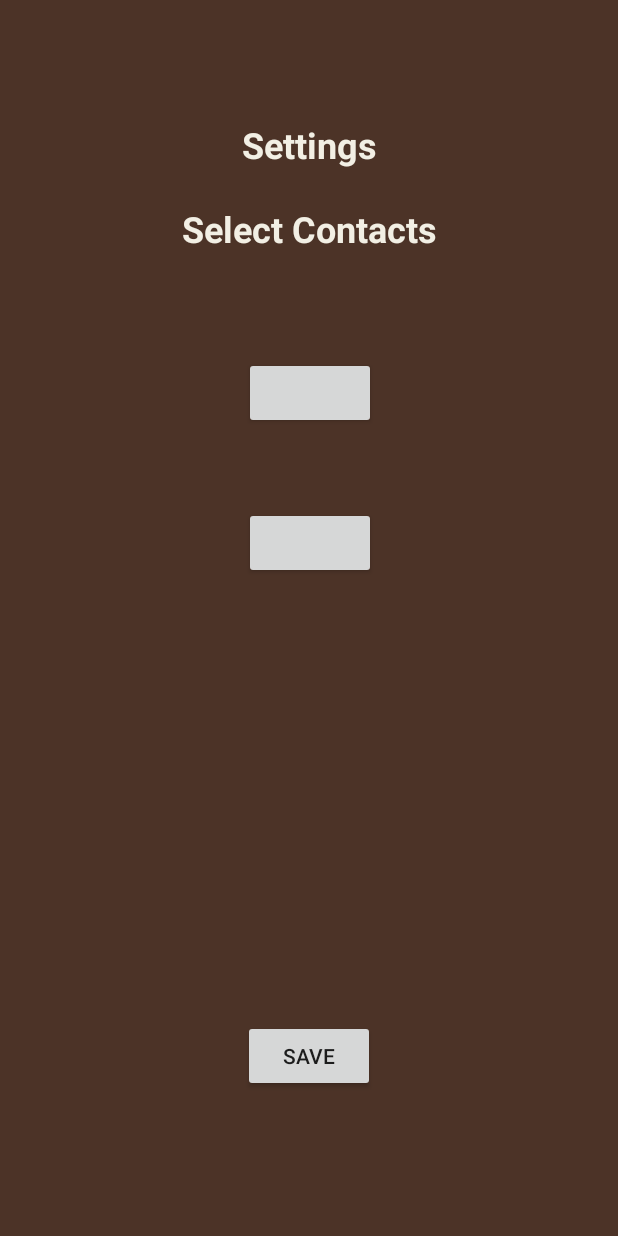
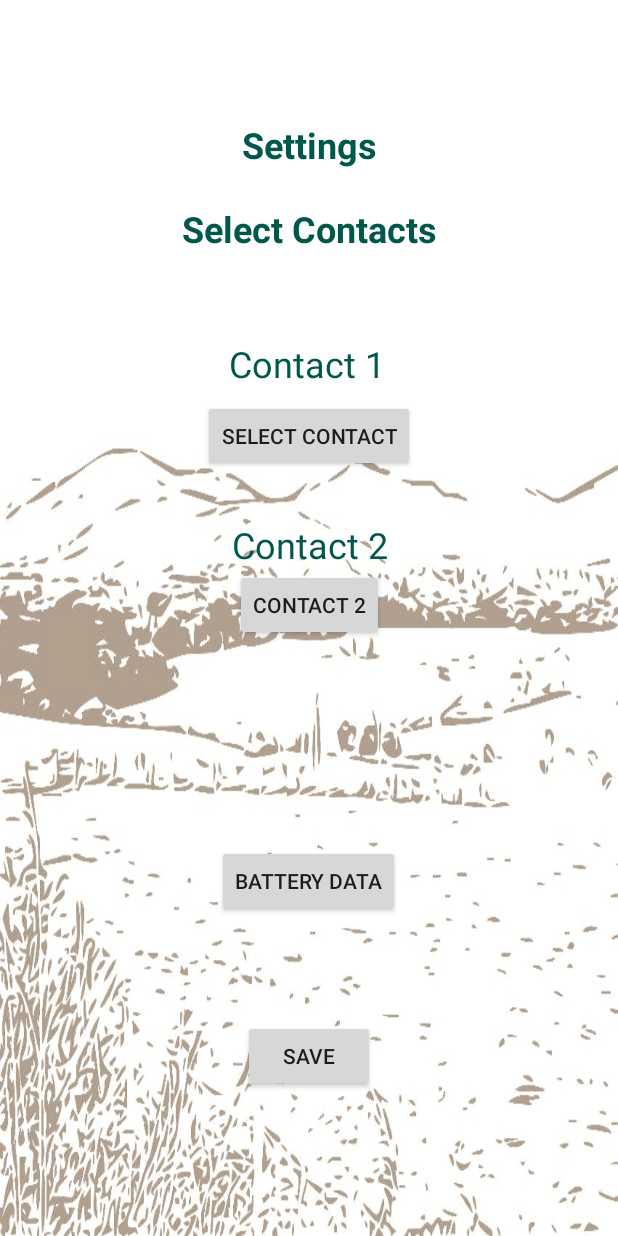
Before and after one commit to SRGibson89/OutdoorCompanion, an Android app: the Settings screen opened directly, with no data from a screen before it, on a phone screen of 412 x 824 dp. Run offline under Robolectric (Android 15) with nearby library versions, the phone set to English and light mode, and no system bars.

Commit message:
Background Images

```diff
--- a/app/src/main/AndroidManifest.xml
+++ b/app/src/main/AndroidManifest.xml
@@ -10,6 +10,8 @@
     <uses-permission android:name="android.permission.INTERNET" />
     <uses-permission android:name="android.permission.ACCESS_NETWORK_STATE" />
     <uses-permission android:name="android.permission.READ_CONTACTS" />
+    <uses-permission android:name="android.permission.WRITE_EXTERNAL_STORAGE" />
+    <uses-permission android:name="android.permission.READ_EXTERNAL_STORAGE" />
     <uses-permission android:name="android.permission.WRITE_SETTINGS"/>
 
 
--- a/app/src/main/java/com/StevenGibson/outdoorcompanion/MainActivity.java
+++ b/app/src/main/java/com/StevenGibson/outdoorcompanion/MainActivity.java
@@ -284,6 +284,7 @@ public class MainActivity extends AppCompatActivity {
             ActivityCompat.requestPermissions(this, new String[]{Manifest.permission.ACCESS_FINE_LOCATION},1);
         } else {
             locationManager.requestLocationUpdates(LocationManager.GPS_PROVIDER, 0, 0, locationListener);
+            locationManager.requestLocationUpdates(LocationManager.NETWORK_PROVIDER, 0, 0, locationListener);
         }
 
     }
@@ -298,6 +299,7 @@ public class MainActivity extends AppCompatActivity {
             if (ContextCompat.checkSelfPermission(this, Manifest.permission.ACCESS_FINE_LOCATION) == PackageManager.PERMISSION_GRANTED) {
 
                 locationManager.requestLocationUpdates(LocationManager.GPS_PROVIDER, 0, 0, locationListener);
+                locationManager.requestLocationUpdates(LocationManager.NETWORK_PROVIDER, 0, 0, locationListener);
             }
         }
     }
--- a/app/src/main/res/layout/activity_main.xml
+++ b/app/src/main/res/layout/activity_main.xml
@@ -4,14 +4,16 @@
     xmlns:tools="http://schemas.android.com/tools"
     android:layout_width="match_parent"
     android:layout_height="match_parent"
-    android:background="@color/Background"
+    android:background="@drawable/hill"
+
     tools:context=".MainActivity">
 
     <TextView
         android:layout_width="wrap_content"
         android:layout_height="wrap_content"
         android:text="@string/titlelabel"
-        android:textColor="@color/Text"
+        android:textAlignment="textStart"
+        android:textColor="@color/colorPrimaryDark"
         android:textSize="24sp"
         app:layout_constraintBottom_toBottomOf="parent"
         app:layout_constraintLeft_toLeftOf="parent"
--- a/app/src/main/res/layout/activity_settings.xml
+++ b/app/src/main/res/layout/activity_settings.xml
@@ -9,7 +9,7 @@
     <android.support.constraint.ConstraintLayout
         android:layout_width="match_parent"
         android:layout_height="match_parent"
-        android:background="@color/Background"
+        android:background="@drawable/hill"
         tools:context=".Settings"
         tools:layout_editor_absoluteX="148dp"
         tools:layout_editor_absoluteY="40dp">
@@ -35,26 +35,23 @@
             android:layout_width="wrap_content"
             android:layout_height="wrap_content"
             android:layout_marginStart="8dp"
-            android:layout_marginTop="124dp"
+            android:layout_marginTop="8dp"
             android:layout_marginEnd="8dp"
             android:text="Contact 1"
             app:layout_constraintEnd_toEndOf="parent"
-            app:layout_constraintHorizontal_bias="0.503"
             app:layout_constraintStart_toStartOf="parent"
-            app:layout_constraintTop_toBottomOf="@+id/textView5" />
+            app:layout_constraintTop_toBottomOf="@+id/txtICE1" />
 
         <Button
             android:id="@+id/btnContact2"
             android:layout_width="wrap_content"
             android:layout_height="wrap_content"
             android:layout_marginStart="8dp"
-            android:layout_marginTop="52dp"
             android:layout_marginEnd="8dp"
             android:text="Contact 2"
             app:layout_constraintEnd_toEndOf="parent"
-            app:layout_constraintHorizontal_bias="0.503"
             app:layout_constraintStart_toStartOf="parent"
-            app:layout_constraintTop_toBottomOf="@+id/btnContact1" />
+            app:layout_constraintTop_toBottomOf="@+id/txtICE2" />
 
         <TextView
             android:id="@+id/textView5"
@@ -84,6 +81,54 @@
             app:layout_constraintEnd_toEndOf="parent"
             app:layout_constraintStart_toStartOf="parent" />
 
+        <Button
+            android:id="@+id/btnEval"
+            android:layout_width="wrap_content"
+            android:layout_height="wrap_content"
+            android:layout_marginStart="8dp"
+            android:layout_marginTop="8dp"
+            android:layout_marginEnd="8dp"
+            android:layout_marginBottom="8dp"
+            android:onClick="batteryLeft"
+            android:text="battery Data"
+            app:layout_constraintBottom_toBottomOf="parent"
+            app:layout_constraintEnd_toEndOf="parent"
+            app:layout_constraintHorizontal_bias="0.498"
+            app:layout_constraintStart_toStartOf="parent"
+            app:layout_constraintTop_toTopOf="parent"
+            app:layout_constraintVertical_bias="0.731" />
+
+        <TextView
+            android:id="@+id/txtICE1"
+            android:layout_width="wrap_content"
+            android:layout_height="wrap_content"
+            android:layout_marginStart="8dp"
+            android:layout_marginTop="112dp"
+            android:layout_marginEnd="8dp"
+            android:text="Contact 1"
+            android:textAlignment="center"
+            android:textColor="@color/Text"
+            android:textSize="24sp"
+            app:layout_constraintEnd_toEndOf="parent"
+            app:layout_constraintHorizontal_bias="0.496"
+            app:layout_constraintStart_toStartOf="parent"
+            app:layout_constraintTop_toBottomOf="@+id/textView5" />
+
+        <TextView
+            android:id="@+id/txtICE2"
+            android:layout_width="wrap_content"
+            android:layout_height="wrap_content"
+            android:layout_marginStart="8dp"
+            android:layout_marginTop="32dp"
+            android:layout_marginEnd="8dp"
+            android:text="Contact 2"
+            android:textColor="@color/Text"
+            android:textSize="24sp"
+            app:layout_constraintEnd_toEndOf="parent"
+            app:layout_constraintHorizontal_bias="0.503"
+            app:layout_constraintStart_toStartOf="parent"
+            app:layout_constraintTop_toBottomOf="@+id/btnContact1" />
+
     </android.support.constraint.ConstraintLayout>
 
 </android.support.constraint.ConstraintLayout>
--- a/app/src/main/res/values/colors.xml
+++ b/app/src/main/res/values/colors.xml
@@ -4,5 +4,5 @@
     <color name="colorPrimaryDark">#00574B</color>
     <color name="colorAccent">#D81B60</color>
     <color name="Background">#4C3327</color>
-    <color name="Text">#F2EFE4</color>
+    <color name="Text">#00574B</color>
 </resources>
```
Also changed, not shown: app/src/main/java/com/StevenGibson/outdoorcompanion/Settings.java (+152 -3 lines), app/src/main/res/layout/activity_timmer.xml (+5 -3 lines), app/src/main/res/drawable/background.jpg (added), app/src/main/res/drawable/bike.jpg (added), app/src/main/res/drawable/hill.jpg (added).
